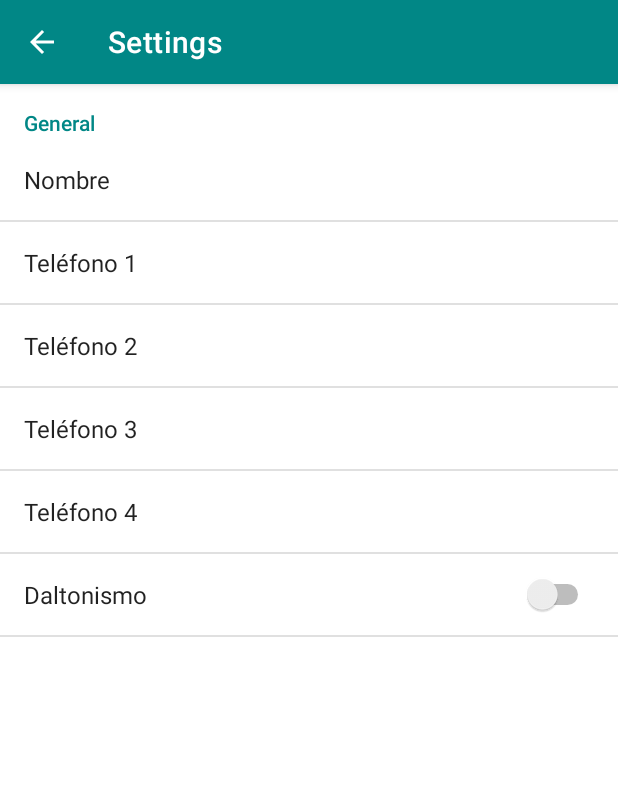
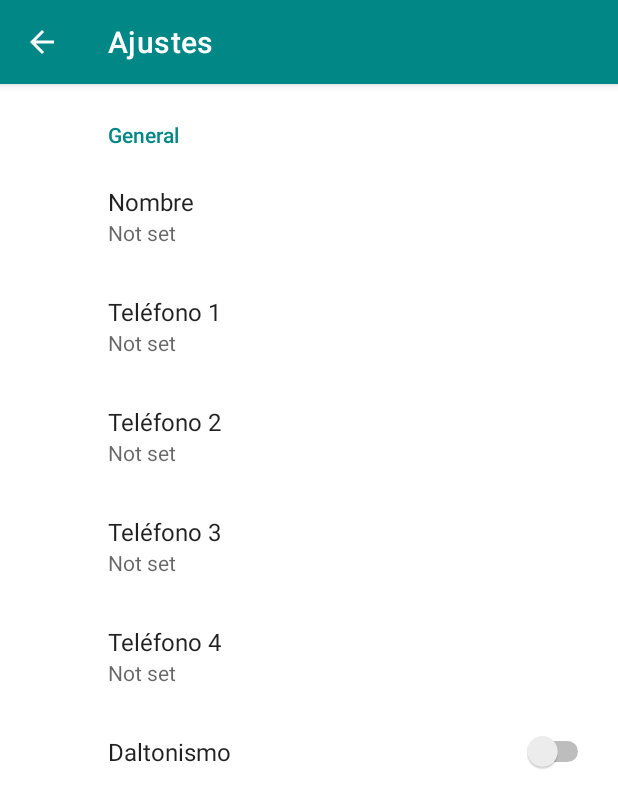
Before and after one commit to ceachesantos/ALUDE, an Android app: the screen it shows after launch (SettingsActivity), after a tap on "AJUSTES", on a phone screen of 412 x 824 dp. Shown: the top 808 px of the screen. Run offline under Robolectric (Android 15) with nearby library versions, the phone set to English and light mode, and no system bars; our stand-ins replace androidx.preference.

Commit message:
ajustes arreglados

```diff
--- a/app/src/main/java/com/example/alude/MainActivity.java
+++ b/app/src/main/java/com/example/alude/MainActivity.java
@@ -1,10 +1,6 @@
 package com.example.alude;
 
-import androidx.annotation.Nullable;
 import androidx.appcompat.app.AppCompatActivity;
-import androidx.core.app.ActivityCompat;
-import androidx.core.content.ContextCompat;
-
 import android.annotation.SuppressLint;
 import android.bluetooth.BluetoothAdapter;
 import android.bluetooth.BluetoothDevice;
@@ -16,31 +12,21 @@ import android.bluetooth.BluetoothProfile;
 import android.content.Context;
 import android.content.Intent;
 import android.content.SharedPreferences;
-import android.content.pm.PackageManager;
 import android.graphics.Color;
 import android.location.Location;
 import android.location.LocationListener;
 import android.location.LocationManager;
 import android.media.MediaPlayer;
-import android.net.Uri;
 import android.os.Bundle;
 import android.os.Handler;
-import android.preference.EditTextPreference;
-import android.preference.PreferenceManager;
+import androidx.preference.PreferenceManager;
 import android.telephony.SmsManager;
 import android.util.Log;
 import android.view.View;
-import android.view.Window;
-import android.view.WindowManager;
 import android.widget.Button;
-import android.widget.CheckBox;
-import android.widget.Switch;
 import android.widget.TextView;
 import android.widget.Toast;
-
 import com.google.android.material.floatingactionbutton.FloatingActionButton;
-
-import java.io.IOException;
 import java.util.UUID;
 
 public class MainActivity extends AppCompatActivity implements LocationListener {
@@ -51,8 +37,6 @@ public class MainActivity extends AppCompatActivity implements LocationListener
     private Button bReconectar;
     public boolean emergencia = false;
     private MediaPlayer mediaPlayer;
-    private CheckBox checkbox;
-    //private Switch swDaltonismo;
     private int tiempo_alarma = 5000;
     private boolean daltonismo = false;
     private SmsManager smsManager;
@@ -78,7 +62,6 @@ public class MainActivity extends AppCompatActivity implements LocationListener
         mediaPlayer = MediaPlayer.create(this, R.raw.alarm);
 
         context = getApplicationContext();
-        //CharSequence text = "Hello toast!";
         duration = Toast.LENGTH_SHORT;
 
         //bluetooth conectado
@@ -87,8 +70,6 @@ public class MainActivity extends AppCompatActivity implements LocationListener
         bReconectar = findViewById(R.id.bReconectar);
         bEmergencia = findViewById(R.id.bEmergencia);
         bEmergencia.setText("Emergencia");
-        //checkbox = (CheckBox) findViewById(R.id.checkBox);
-        //swDaltonismo = (Switch) findViewById(R.id.sw_daltonismo);
 
         // Get the Bluetooth adapter
         bluetoothAdapter = BluetoothAdapter.getDefaultAdapter();
@@ -105,7 +86,6 @@ public class MainActivity extends AppCompatActivity implements LocationListener
 
         handler.postDelayed(new Runnable() {
             public void run() {
-                //Log.d("VALORES", phone1Pref);
                 // Read the characteristic
                 if (bluetoothGatt != null && characteristic != null) {
                     try {
@@ -141,11 +121,11 @@ public class MainActivity extends AppCompatActivity implements LocationListener
 
         PreferenceManager.setDefaultValues(this, R.xml.preferences, false);
         SharedPreferences sharedPref = PreferenceManager.getDefaultSharedPreferences(this);
-        namePref = sharedPref.getString(SettingsActivity.KEY_NAME, "Empty");
-        phone1Pref = sharedPref.getString(SettingsActivity.KEY_PHONE_1, "Empty");
-        phone2Pref = sharedPref.getString(SettingsActivity.KEY_PHONE_2, "Empty");
-        phone3Pref = sharedPref.getString(SettingsActivity.KEY_PHONE_3, "Empty");
-        phone4Pref = sharedPref.getString(SettingsActivity.KEY_PHONE_4, "Empty");
+        namePref = sharedPref.getString(SettingsActivity.KEY_NAME, "");
+        phone1Pref = sharedPref.getString(SettingsActivity.KEY_PHONE_1, "");
+        phone2Pref = sharedPref.getString(SettingsActivity.KEY_PHONE_2, "");
+        phone3Pref = sharedPref.getString(SettingsActivity.KEY_PHONE_3, "");
+        phone4Pref = sharedPref.getString(SettingsActivity.KEY_PHONE_4, "");
         daltonismo = sharedPref.getBoolean(SettingsActivity.KEY_DALT, false);
 
         locationManager = (LocationManager) getSystemService(Context.LOCATION_SERVICE);
@@ -252,15 +232,7 @@ public class MainActivity extends AppCompatActivity implements LocationListener
         //Toast toast = Toast.makeText(this, String.valueOf(emergencia), Toast.LENGTH_SHORT);
         //toast.show();
     }
-/*
-    public void switchDaltonismo(View view){
-        if(swDaltonismo.isChecked()) {
-            daltonismo=true;
-        } else {
-            daltonismo=false;
-        }
-    }
-*/
+
     public void enviarSMS(){
         smsManager = SmsManager.getDefault();
         smsManager.sendTextMessage(phone1Pref, null, namePref + " se ha caído. https://maps.google.com/?q="+Latitude+","+Longitude, null, null);
--- a/app/src/main/java/com/example/alude/SettingsActivity.java
+++ b/app/src/main/java/com/example/alude/SettingsActivity.java
@@ -2,13 +2,8 @@ package com.example.alude;
 
 import android.os.Bundle;
 import android.os.Handler;
-
-import androidx.appcompat.app.ActionBar;
 import androidx.appcompat.app.AppCompatActivity;
-import androidx.preference.PreferenceFragmentCompat;
-
 import java.util.Objects;
-
 public class SettingsActivity extends AppCompatActivity {
 
     public static final String KEY_NAME = "name";
@@ -24,7 +19,7 @@ public class SettingsActivity extends AppCompatActivity {
         setContentView(R.layout.activity_settings);
 
         //Change the title of our action bar
-        Objects.requireNonNull(getSupportActionBar()).setTitle("Settings");
+        Objects.requireNonNull(getSupportActionBar()).setTitle("Ajustes");
 
         //Check if frame layout is empty or not
         if (findViewById(R.id.idFrameLayout) != null) {
@@ -32,26 +27,11 @@ public class SettingsActivity extends AppCompatActivity {
                 return;
             }
             //Inflate our fragment
-            getFragmentManager().beginTransaction().add(R.id.idFrameLayout, new SettingsFragment()).commit();
+            //getFragmentManager().beginTransaction().add(R.id.idFrameLayout, new SettingsFragment()).commit();
+            getSupportFragmentManager().beginTransaction().replace(R.id.idFrameLayout, new SettingsFragment()).commit();
         }
 
         final Handler handler = new Handler();
         final int delay = 500; // 1000 milliseconds == 1 second
-
-        /*handler.postDelayed(new Runnable() {
-            public void run() {
-                //Log.d("VALORES", phone1Pref);
-                if (findViewById(R.id.idFrameLayout) != null) {
-                    if (savedInstanceState != null) {
-                        return;
-                    }
-                    //Inflate our fragment
-                    getFragmentManager().beginTransaction().add(R.id.idFrameLayout, new SettingsFragment()).commit();
-                }
-                handler.postDelayed(this, delay);
-            }
-        }, delay);*/
     }
-
-
 }
--- a/app/src/main/java/com/example/alude/SettingsFragment.java
+++ b/app/src/main/java/com/example/alude/SettingsFragment.java
@@ -2,42 +2,15 @@ package com.example.alude;
 
 import android.content.SharedPreferences;
 import android.os.Bundle;
-import android.preference.EditTextPreference;
-import android.preference.Preference;
+//import android.preference.Preference;
 import android.preference.PreferenceFragment;
-import android.preference.PreferenceManager;
 
-import androidx.annotation.Nullable;
+import androidx.preference.EditTextPreference;
+import androidx.preference.Preference;
+import androidx.preference.PreferenceFragmentCompat;
 
+/*
 public class SettingsFragment extends PreferenceFragment {
-
-    /*
-    @Override
-    public void onCreate(@Nullable Bundle savedInstanceState) {
-        super.onCreate(savedInstanceState);
-
-        //Add preference fragment from our xml folder
-        addPreferencesFromResource(R.xml.preferences);
-
-
-        setHasOptionsMenu(true);
-
-        onSharedPreferenceChanged(SettingsActivity.KEY_NAME);
-        onSharedPreferenceChanged(SettingsActivity.KEY_PHONE_1);
-        onSharedPreferenceChanged(SettingsActivity.KEY_PHONE_2);
-        onSharedPreferenceChanged(SettingsActivity.KEY_PHONE_3);
-        onSharedPreferenceChanged(SettingsActivity.KEY_PHONE_4);
-    }
-
-
-    public void onSharedPreferenceChanged(String key) {
-        Preference pref = findPreference(key);
-        if (pref instanceof EditTextPreference) {
-            EditTextPreference listPref = (EditTextPreference) pref;
-            pref.setSummary(listPref.getText());
-        }
-    }
-         */
     @Override
     public void onCreate(Bundle savedInstanceState) {
         super.onCreate(savedInstanceState);
@@ -45,19 +18,10 @@ public class SettingsFragment extends PreferenceFragment {
         // Load the preferences from an XML resource
         addPreferencesFromResource(R.xml.preferences);
 
-        // Get the username Preference
-        Preference namePreference = (Preference) getPreferenceManager().findPreference(SettingsActivity.KEY_NAME);
-        Preference phone1Preference = (Preference) getPreferenceManager().findPreference(SettingsActivity.KEY_PHONE_1);
-        Preference phone2Preference = (Preference) getPreferenceManager().findPreference(SettingsActivity.KEY_PHONE_2);
-        Preference phone3Preference = (Preference) getPreferenceManager().findPreference(SettingsActivity.KEY_PHONE_3);
-        Preference phone4Preference = (Preference) getPreferenceManager().findPreference(SettingsActivity.KEY_PHONE_4);
-
         // Attach a listener to update summary when username changes
         SharedPreferences.OnSharedPreferenceChangeListener preferenceListener = new SharedPreferences.OnSharedPreferenceChangeListener() {
             @Override
             public void onSharedPreferenceChanged(SharedPreferences sharedPreferences, String key) {
-                //namePreference.setSummary(sharedPreferences.getString(USERNAME, ""));
-
                 Preference pref = findPreference(key);
                 if (pref instanceof EditTextPreference) {
                     EditTextPreference listPref = (EditTextPreference) pref;
@@ -78,6 +42,12 @@ public class SettingsFragment extends PreferenceFragment {
         preferenceListener.onSharedPreferenceChanged(prefs, SettingsActivity.KEY_PHONE_2);
         preferenceListener.onSharedPreferenceChanged(prefs, SettingsActivity.KEY_PHONE_3);
         preferenceListener.onSharedPreferenceChanged(prefs, SettingsActivity.KEY_PHONE_4);
-
     }
 }
+ */
+public class SettingsFragment extends PreferenceFragmentCompat {
+    @Override
+    public void onCreatePreferences(Bundle savedInstanceState, String rootKey) {
+        setPreferencesFromResource(R.xml.preferences, rootKey);
+    }
+}
--- a/app/src/main/res/xml/preferences.xml
+++ b/app/src/main/res/xml/preferences.xml
@@ -1,6 +1,7 @@
 <?xml version="1.0" encoding="utf-8"?>
-<PreferenceScreen
-    xmlns:android="http://schemas.android.com/apk/res/android">
+<!--PreferenceScreen xmlns:android="http://schemas.android.com/apk/res/android"-->
+<PreferenceScreen xmlns:android="http://schemas.android.com/apk/res/android"
+    xmlns:app="http://schemas.android.com/apk/res-auto">
 
     <!--below line is to create preference category-->
     <PreferenceCategory android:title="General">
@@ -10,31 +11,36 @@
             android:title="@string/name"
             android:singleLine="true"
             android:inputType="textPersonName"
-            android:summary=""/>
+            android:summary=""
+            app:useSimpleSummaryProvider="true"/>
 
         <EditTextPreference
             android:key="phone1"
             android:title="@string/tlf_1"
             android:singleLine="true"
-            android:inputType="phone"/>
+            android:inputType="phone"
+            app:useSimpleSummaryProvider="true"/>
 
         <EditTextPreference
             android:key="phone2"
             android:title="@string/tlf_2"
             android:singleLine="true"
-            android:inputType="phone"/>
+            android:inputType="phone"
+            app:useSimpleSummaryProvider="true"/>
 
         <EditTextPreference
             android:key="phone3"
             android:title="@string/tlf_3"
             android:singleLine="true"
-            android:inputType="phone"/>
+            android:inputType="phone"
+            app:useSimpleSummaryProvider="true"/>
 
         <EditTextPreference
             android:key="phone4"
             android:title="@string/tlf_4"
             android:singleLine="true"
-            android:inputType="phone"/>
+            android:inputType="phone"
+            app:useSimpleSummaryProvider="true"/>
 
         <SwitchPreference
             android:defaultValue="false"
```
